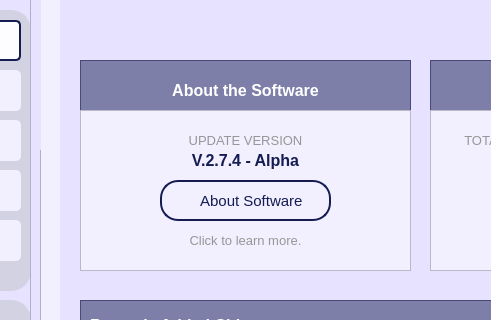
Before: the Qt Designer form UI/MainPages/dashboard.ui in Yohhannn/Barangay-Records-Statistics-System, drawn with Qt 5; both pictures show x 190 to 681 and y 190 to 510 of the 1350 by 850 pixel window.
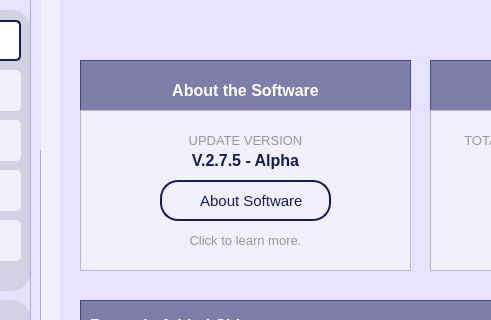
After: the same form once the commit is applied. Icons and pictures are not drawn.

Commit message: [ Major Update V2.7.5 ] + Statistics UI Overhaul + Household / Health / SocioEco / Voters + Dashboard UI Small Change -JP

```diff
--- a/UI/MainPages/dashboard.ui
+++ b/UI/MainPages/dashboard.ui
@@ -1573,7 +1573,7 @@
 }</string>
      </property>
      <property name="text">
-      <string>V.2.7.4 - Alpha</string>
+      <string>V.2.7.5 - Alpha</string>
      </property>
      <property name="alignment">
       <set>Qt::AlignmentFlag::AlignCenter</set>
```
The commit also changes 6 other files.
